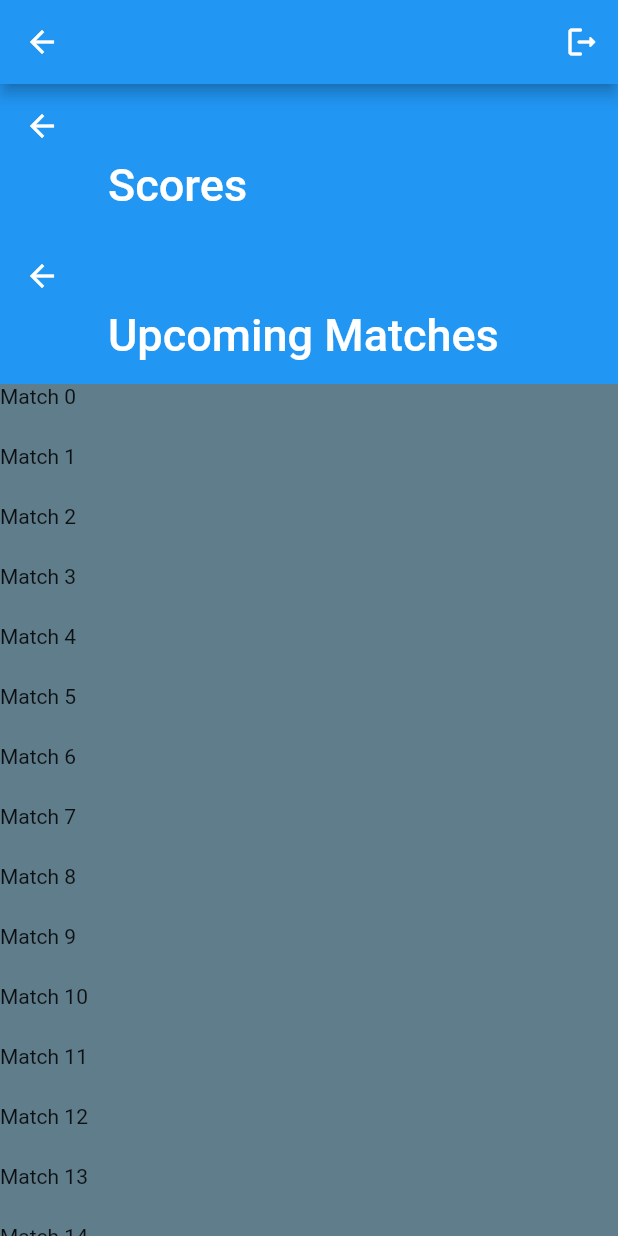
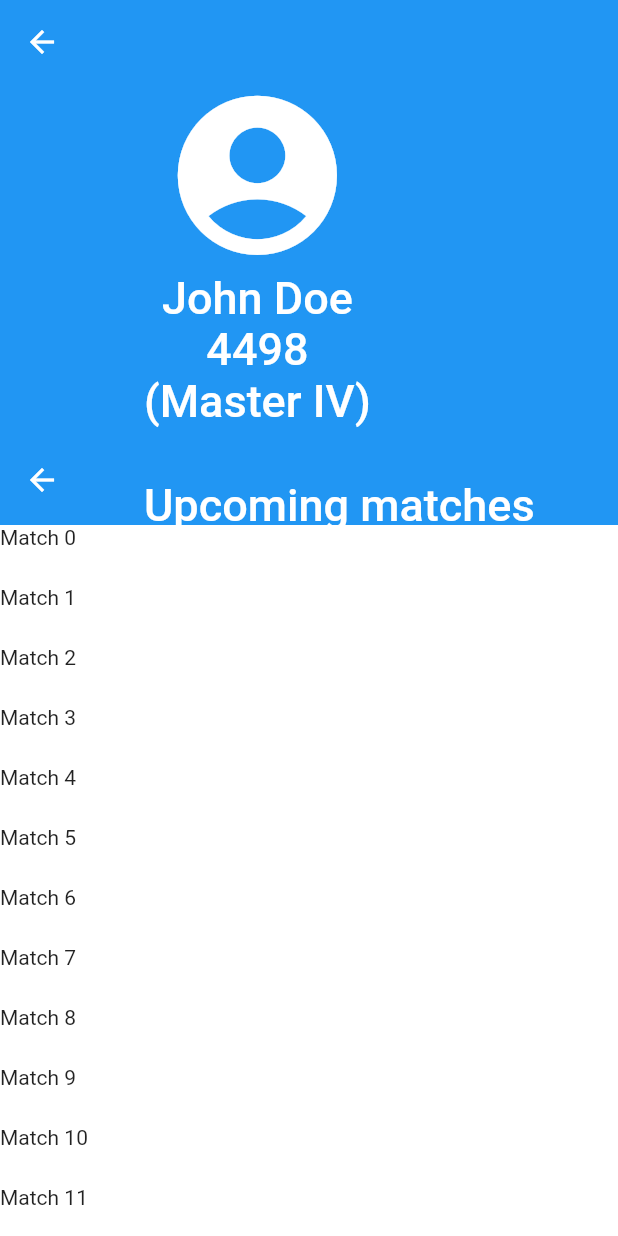
Before and after one commit to sukie2/flutter-smash-it-fantasy-league, a Flutter app: the HomeScreen screen opened by its route, on a phone screen of 412 x 824 dp. Run offline on Flutter 3.47's test engine with Material 2 defaults, Android fonts, the phone set to English and light mode, and no system bars; our stand-ins replace animated_text_kit, cloud_firestore, firebase_auth, firebase_core, get, google_fonts and 1 more; accounts and stored records are empty.

Commit message:
Adjusted top section of the home screen

```diff
--- /dev/null
+++ b/lib/constants/size_contants.dart
@@ -0,0 +1,8 @@
+class SizeConstants {
+  static const baseHalf = 8.0;
+  static const base = 8.0;
+  static const base2x = 16.0;
+  static const base3x = 24.0;
+  static const base4x = 32.0;
+  static const base5x = 40.0;
+}
--- a/lib/ui/game/home_screen.dart
+++ b/lib/ui/game/home_screen.dart
@@ -1,8 +1,7 @@
 import 'package:flutter/material.dart';
-import 'package:get/get.dart';
+import 'package:smash_it/constants/size_contants.dart';
 import 'package:smash_it/controllers/auth_controller.dart';
 import 'package:smash_it/controllers/home_controller.dart';
-import 'package:smash_it/ui/auth/login_screen.dart';
 
 class HomeScreen extends StatelessWidget {
   final HomeController homeController = HomeController.to;
@@ -11,43 +10,58 @@ class HomeScreen extends StatelessWidget {
   @override
   Widget build(BuildContext context) {
     return Scaffold(
-      appBar: AppBar(
-        actions: [
-          IconButton(
-            icon: const Icon(Icons.logout_rounded),
-            tooltip: 'Logout',
-            onPressed: () async {
-              await authController.signOut();
-              Get.to(() => LoginScreen());
-            },
-          ),
-        ],
-      ),
       body: Container(
           child: CustomScrollView(
         slivers: <Widget>[
           SliverAppBar(
+            expandedHeight: 300,
+            collapsedHeight: 150,
             // Display a placeholder widget to visualize the shrinking size.
             flexibleSpace: FlexibleSpaceBar(
-              title: Text('Scores'),
+              title: Padding(
+                padding: EdgeInsets.only(
+                    top: SizeConstants.base3x, left: SizeConstants.base2x),
+                child: Column(
+                  children: [
+                    Icon(
+                      Icons.account_circle,
+                      color: Colors.white,
+                      size: 85,
+                    ),
+                    Text('John Doe'),
+                    Text('4498'),
+                    Text('(Master IV)')
+                  ],
+                  mainAxisAlignment: MainAxisAlignment.end,
+                  crossAxisAlignment: CrossAxisAlignment.center,
+                ),
+              ),
             ),
-            expandedHeight: 100,
-            collapsedHeight: 60,
           ),
           SliverAppBar(
+            toolbarHeight: 30,
             // Display a placeholder widget to visualize the shrinking size.
             flexibleSpace: FlexibleSpaceBar(
-              title: Text('Upcoming Matches'),
-            ),
-            expandedHeight: 100,
-            collapsedHeight: 60,
+                title: Padding(
+              padding: EdgeInsets.only(
+                  top: SizeConstants.base3x, left: SizeConstants.base2x),
+              child: Column(
+                children: [
+                  Text('Upcoming matches'),
+                ],
+                mainAxisAlignment: MainAxisAlignment.end,
+                crossAxisAlignment: CrossAxisAlignment.stretch,
+              ),
+            )),
+            expandedHeight: 50,
+            collapsedHeight: 40,
             pinned: true,
           ),
           SliverList(
             delegate: SliverChildBuilderDelegate(
               (BuildContext context, int index) {
                 return Container(
-                  color: Colors.blueGrey,
+                  color: Colors.white,
                   height: 40,
                   child: Text('Match $index'),
                 );
--- a/lib/ui/game/home_screen_binding.dart
+++ /dev/null
@@ -1,9 +0,0 @@
-import 'package:get/get.dart';
-import 'package:smash_it/controllers/home_controller.dart';
-
-class HomeScreenBinding extends Bindings {
-  @override
-  void dependencies() {
-    Get.put<HomeController>(HomeController());
-  }
-}
```
